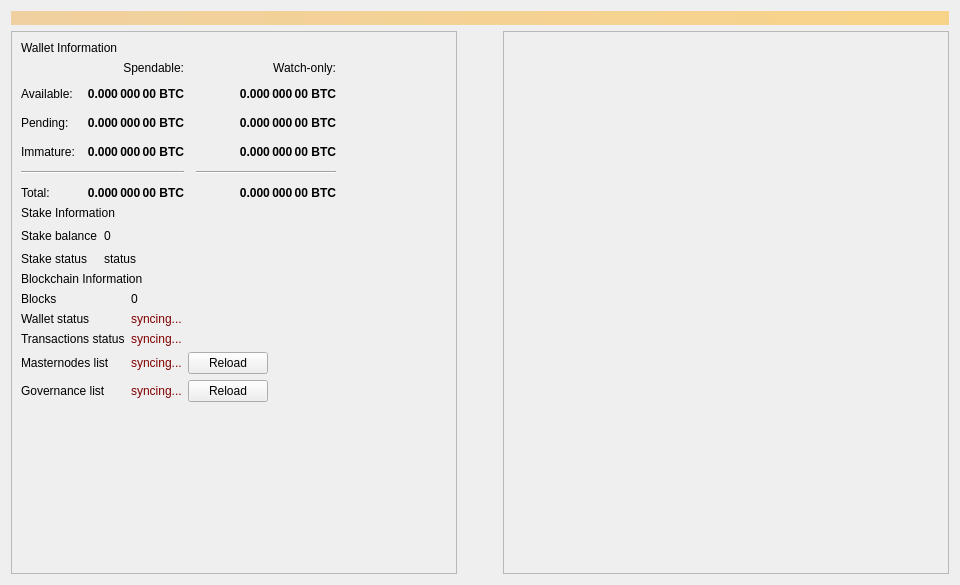
First picture: the form in src/qt/forms/overviewpage.ui, repository tvl83/MNPCoin-PolisCore, before the edit.
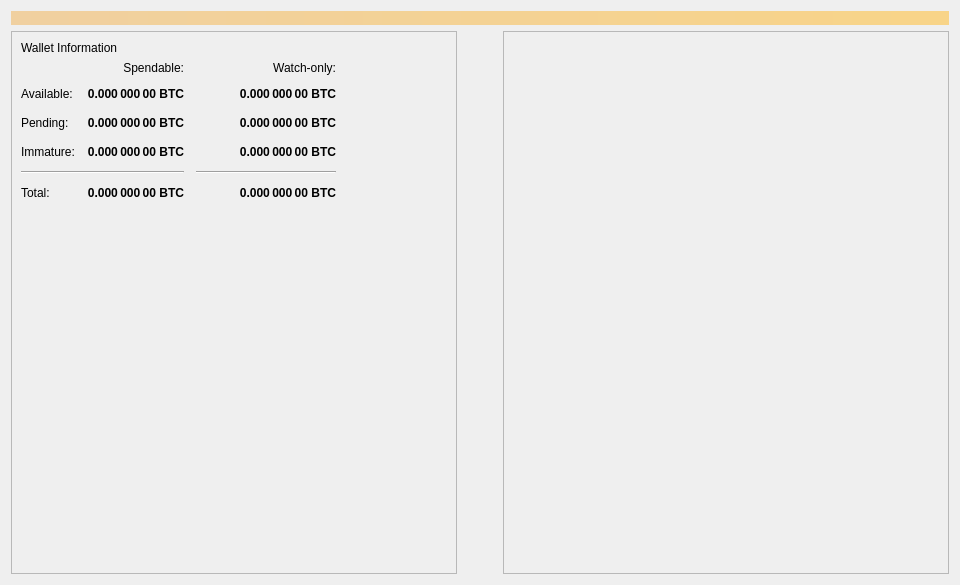
Second picture: the form after the edit.

```diff
--- a/src/qt/forms/overviewpage.ui
+++ b/src/qt/forms/overviewpage.ui
@@ -357,174 +357,6 @@
             </item>
            </layout>
           </item>
-          <item>
-           <layout class="QVBoxLayout" name="verticalLayout_5">
-            <item>
-             <widget class="QLabel" name="labelStakeInfo">
-              <property name="text">
-               <string>Stake Information</string>
-              </property>
-             </widget>
-            </item>
-           </layout>
-          </item>
-          <item>
-           <layout class="QGridLayout" name="gridLayout_2">
-            <item row="0" column="1">
-             <widget class="QLabel" name="labelStake">
-              <property name="text">
-               <string>0</string>
-              </property>
-             </widget>
-            </item>
-            <item row="0" column="0">
-             <widget class="QLabel" name="labelStakeText">
-              <property name="text">
-               <string>Stake balance</string>
-              </property>
-             </widget>
-            </item>
-            <item row="1" column="0">
-             <widget class="QLabel" name="labelStakeStatusText">
-              <property name="text">
-               <string>Stake status</string>
-              </property>
-             </widget>
-            </item>
-            <item row="1" column="1">
-             <widget class="QLabel" name="labelStakeStatus">
-              <property name="text">
-               <string>status</string>
-              </property>
-             </widget>
-            </item>
-            <item row="0" column="2">
-             <spacer name="horizontalSpacer_5">
-              <property name="orientation">
-               <enum>Qt::Horizontal</enum>
-              </property>
-              <property name="sizeHint" stdset="0">
-               <size>
-                <width>40</width>
-                <height>20</height>
-               </size>
-              </property>
-             </spacer>
-            </item>
-           </layout>
-          </item>
-          <item>
-           <layout class="QVBoxLayout" name="verticalLayout_8">
-            <item>
-             <widget class="QLabel" name="labelChainInfoText">
-              <property name="text">
-               <string>Blockchain Information</string>
-              </property>
-             </widget>
-            </item>
-           </layout>
-          </item>
-          <item>
-           <layout class="QGridLayout" name="gridLayout_4">
-            <item row="3" column="0">
-             <widget class="QLabel" name="labelMnListText">
-              <property name="text">
-               <string>Masternodes list</string>
-              </property>
-             </widget>
-            </item>
-            <item row="0" column="1">
-             <widget class="QLabel" name="labelBlocks">
-              <property name="text">
-               <string>0</string>
-              </property>
-             </widget>
-            </item>
-            <item row="2" column="0">
-             <widget class="QLabel" name="labelTransactionsStatusText">
-              <property name="text">
-               <string>Transactions status</string>
-              </property>
-             </widget>
-            </item>
-            <item row="3" column="3">
-             <widget class="QPushButton" name="pushButton_5">
-              <property name="text">
-               <string>Reload</string>
-              </property>
-             </widget>
-            </item>
-            <item row="2" column="1">
-             <widget class="QLabel" name="labelTransactionsStatus">
-              <property name="text">
-               <string>&lt;html&gt;&lt;head/&gt;&lt;body&gt;&lt;p&gt;&lt;span style=&quot; color:#800000;&quot;&gt;syncing...&lt;/span&gt;&lt;/p&gt;&lt;/body&gt;&lt;/html&gt;</string>
-              </property>
-             </widget>
-            </item>
-            <item row="4" column="1">
-             <widget class="QLabel" name="labelGobjectList">
-              <property name="text">
-               <string>&lt;html&gt;&lt;head/&gt;&lt;body&gt;&lt;p&gt;&lt;span style=&quot; color:#800000;&quot;&gt;syncing...&lt;/span&gt;&lt;/p&gt;&lt;/body&gt;&lt;/html&gt;</string>
-              </property>
-             </widget>
-            </item>
-            <item row="1" column="1">
-             <widget class="QLabel" name="labelWalletStatus">
-              <property name="text">
-               <string>&lt;html&gt;&lt;head/&gt;&lt;body&gt;&lt;p&gt;&lt;span style=&quot; color:#800000;&quot;&gt;syncing...&lt;/span&gt;&lt;/p&gt;&lt;/body&gt;&lt;/html&gt;</string>
-              </property>
-             </widget>
-            </item>
-            <item row="4" column="0">
-             <widget class="QLabel" name="labelGobjectListText">
-              <property name="text">
-               <string>Governance list</string>
-              </property>
-             </widget>
-            </item>
-            <item row="0" column="0">
-             <widget class="QLabel" name="labelBlocksText">
-              <property name="text">
-               <string>Blocks</string>
-              </property>
-             </widget>
-            </item>
-            <item row="4" column="3">
-             <widget class="QPushButton" name="pushButton_6">
-              <property name="text">
-               <string>Reload</string>
-              </property>
-             </widget>
-            </item>
-            <item row="1" column="0">
-             <widget class="QLabel" name="labelWalletStatusText">
-              <property name="text">
-               <string>Wallet status</string>
-              </property>
-             </widget>
-            </item>
-            <item row="3" column="1">
-             <widget class="QLabel" name="labelMnList">
-              <property name="text">
-               <string>&lt;html&gt;&lt;head/&gt;&lt;body&gt;&lt;p&gt;&lt;span style=&quot; color:#800000;&quot;&gt;syncing...&lt;/span&gt;&lt;/p&gt;&lt;/body&gt;&lt;/html&gt;</string>
-              </property>
-             </widget>
-            </item>
-            <item row="3" column="4">
-             <spacer name="horizontalSpacer">
-              <property name="orientation">
-               <enum>Qt::Horizontal</enum>
-              </property>
-              <property name="sizeHint" stdset="0">
-               <size>
-                <width>40</width>
-                <height>20</height>
-               </size>
-              </property>
-             </spacer>
-            </item>
-           </layout>
-          </item>
           <item>
            <spacer name="verticalSpacer">
             <property name="orientation">
```
